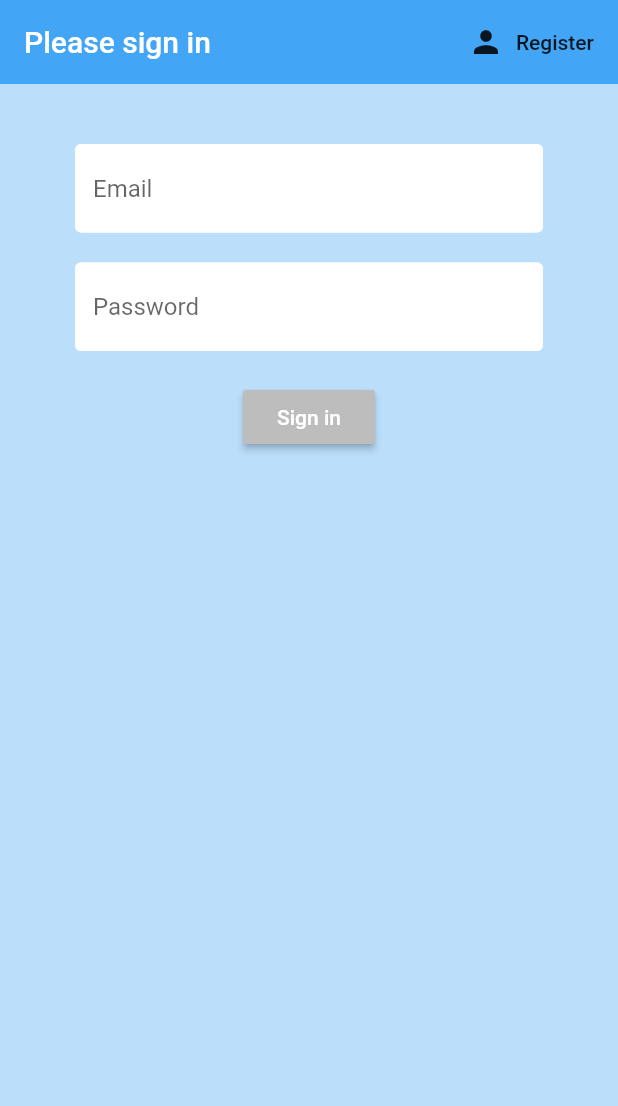
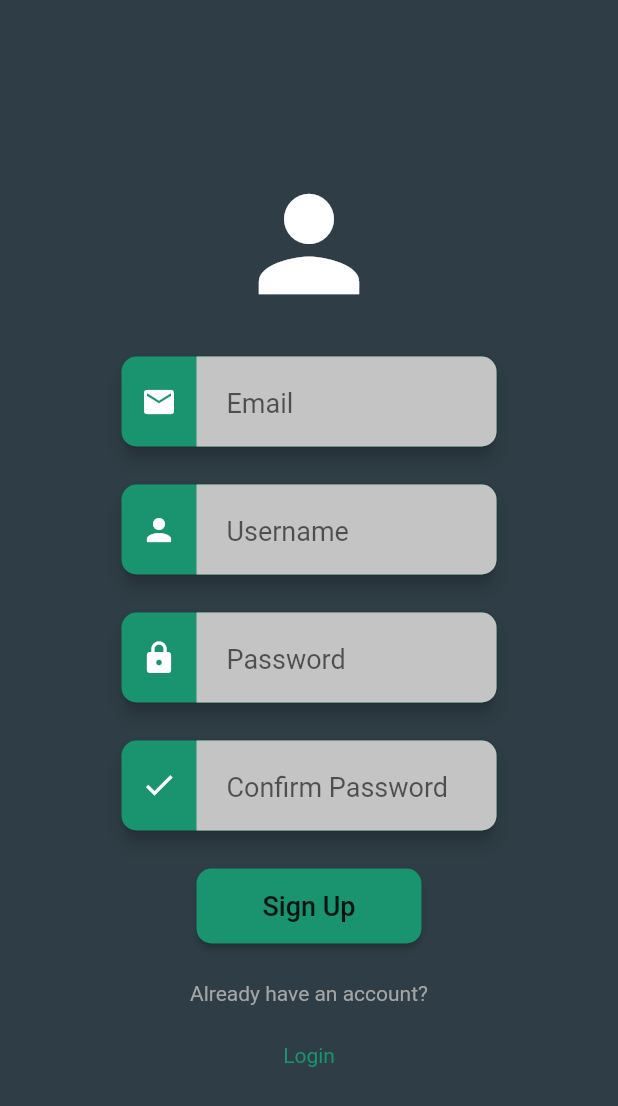
Before and after one commit to BryceDuncan/Upside-Budget, a Flutter app: the screen it shows after launch, on a phone screen of 412 x 824 dp. Shown: the top 1106 px of the screen. Run offline on Flutter 3.47's test engine with Material 2 defaults, Android fonts, the phone set to English and light mode, and no system bars; our stand-ins replace firebase_auth; accounts and stored records are empty.

Commit message:
Register Screen added

```diff
--- a/UpsideBudget/lib/screens/FrontendDevScreens/RegisterScreen.dart
+++ b/UpsideBudget/lib/screens/FrontendDevScreens/RegisterScreen.dart
@@ -1,5 +1,56 @@
 import 'package:flutter/material.dart';
+import 'package:flutter/src/widgets/basic.dart';
+import 'package:flutter/src/widgets/basic.dart';
+import 'package:flutter/src/widgets/basic.dart';
+import 'package:flutter/src/widgets/container.dart';
+import 'package:flutter/src/widgets/container.dart';
+import 'package:UpsideBudget/screens/FrontendDevScreens/UI/CustomInputField.dart';
+import 'package:flutter/src/widgets/container.dart';
 
-void main() {
-
+class RegisterScreen extends StatelessWidget {
+  @override
+  Widget build(BuildContext context) {
+    return Scaffold(
+      body: Container(
+        width: MediaQuery.of(context).size.width,
+        height: MediaQuery.of(context).size.height,
+        color: Color(0xff2F3E46),
+        child: Center(
+          child: Container(
+            width: 400,
+            height: 650,
+            child: Column(
+              mainAxisAlignment: MainAxisAlignment.spaceEvenly,
+              children: [
+                Icon(Icons.person,color: Colors.white,size: 100),
+                CustomInputField(
+                  Icon(Icons.mail,color: Colors.white),'Email',false),
+                CustomInputField(
+                  Icon(Icons.person,color: Colors.white),'Username',false),
+                CustomInputField(
+                  Icon(Icons.lock,color: Colors.white),'Password',true),
+                CustomInputField(
+                  Icon(Icons.check,color: Colors.white),'Confirm Password',true),
+                Container(
+                  width: 150,
+                  height: 50,
+                  child: RaisedButton(
+                    onPressed: (){},color: Color(0xff1A936F),
+                      shape: RoundedRectangleBorder(borderRadius: BorderRadius.all(Radius.circular(10.0))),
+                    child: Text('Sign Up', style: TextStyle(fontSize: 18)),
+                  ),
+                ),
+                Text('Already have an account?', style: TextStyle(color: Color(0xffA5A5A5))),
+                GestureDetector(
+                  onTap: () {
+                    throw UnimplementedError;
+                  },
+                  child: Text('Login', style: TextStyle(color: Color(0xff1A936F)))),
+              ],
+            ),
+          ),
+        ),
+      ),
+    );
+  }
 }
--- /dev/null
+++ b/UpsideBudget/lib/screens/FrontendDevScreens/UI/CustomInputField.dart
@@ -0,0 +1,56 @@
+import 'package:flutter/material.dart';
+
+class CustomInputField extends StatelessWidget {
+
+  Icon fieldIcon;
+  String hintText;
+  bool hidden;
+
+  CustomInputField(this.fieldIcon,this.hintText,this.hidden);
+
+  @override
+  Widget build(BuildContext context) {
+    return Container(
+      width: 250,
+      child: Material(
+        elevation: 5.0,
+        borderRadius: BorderRadius.all(Radius.circular(10.0)),
+        color: Color(0xff1A936F),
+        child: Row(
+          mainAxisAlignment: MainAxisAlignment.spaceBetween,
+          children: <Widget>[
+            Padding(
+              padding: const EdgeInsets.all(13.0),
+              child: fieldIcon,
+            ),
+            Container(
+              decoration: BoxDecoration(
+                color: Color(0xffC4C4C4),
+                borderRadius: BorderRadius.only(
+                    topRight: Radius.circular(10.0),
+                    bottomRight: Radius.circular(10.0)),
+              ),
+              width: 200,
+              height: 60,
+              child: Padding(
+                padding: const EdgeInsets.all(8.0),
+                child: TextFormField(
+                  obscureText: hidden,
+                  decoration: InputDecoration(
+                      border: InputBorder.none,
+                      hintText: hintText,
+                      fillColor: Color(0xffC4C4C4),
+                      filled: true),
+                  style: TextStyle(
+                    fontSize: 18.0,
+                    color: Color(0xff2F3E46),
+                  ),
+                ),
+              ),
+            ),
+          ],
+        ),
+      ),
+    );
+  }
+}
--- a/UpsideBudget/lib/screens/wrapper.dart
+++ b/UpsideBudget/lib/screens/wrapper.dart
@@ -1,6 +1,7 @@
 import 'package:UpsideBudget/models/user.dart';
 import 'package:UpsideBudget/screens/Home/Home.dart';
 import 'package:UpsideBudget/screens/authenticate/authenticate_test.dart';
+import 'package:UpsideBudget/screens/FrontendDevScreens/RegisterScreen.dart';
 import 'package:flutter/material.dart';
 import 'package:provider/provider.dart';
 
@@ -13,7 +14,7 @@ class Wrapper extends StatelessWidget {
     //The Wrapper can return the home or login page
     if(user == null)
     {
-      return Authenticate();
+      return RegisterScreen();
     }
     else
     {
```
